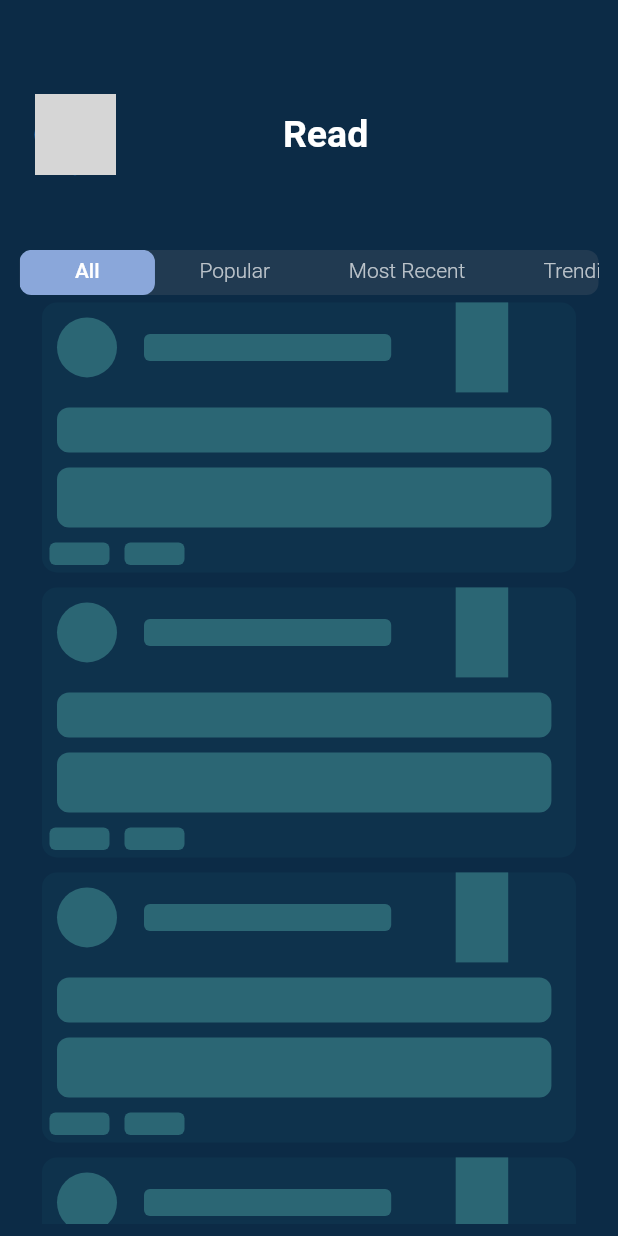
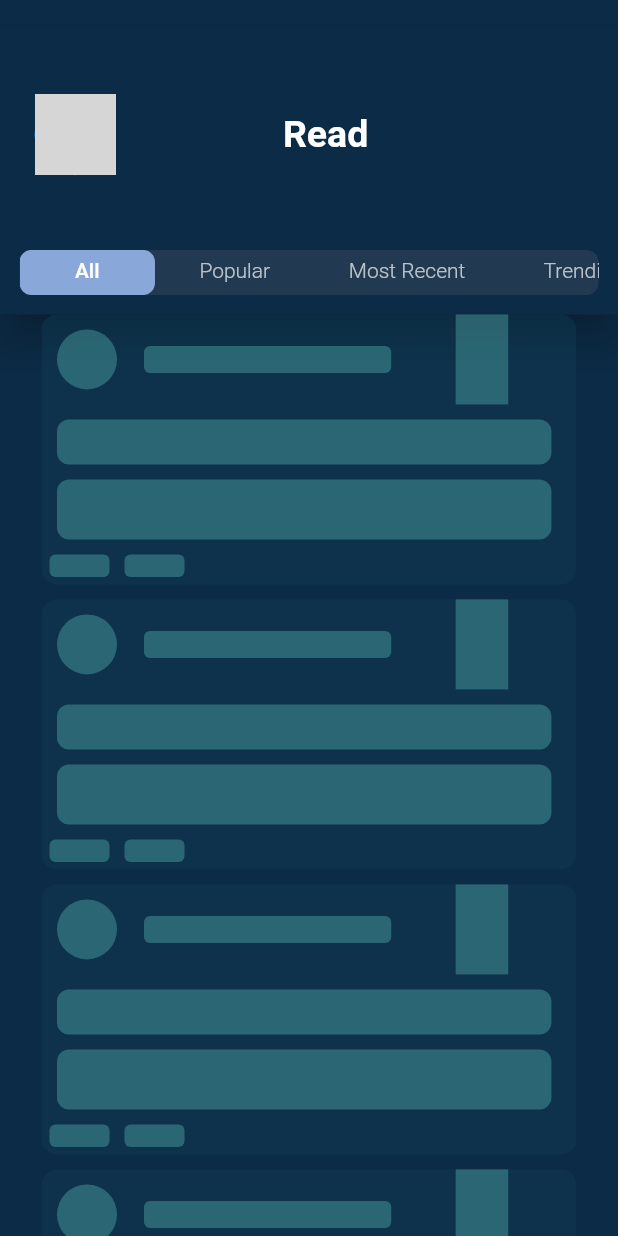
Before and after one commit to mati1yas/mindplex_app, a Flutter app: the LandingPage screen opened directly, on a phone screen of 412 x 824 dp. Run offline on Flutter 3.47's test engine with Material 3 defaults, Android fonts, the phone set to English and light mode, and no system bars; our stand-ins replace animated_splash_screen, another_flushbar, cached_network_image, dio, flutter_cache_manager, flutter_highlight and 14 more; missing offline and left inert: dart:ffi, date_count_down, delta_to_html, flutter_quill, shimmer_effect; accounts and stored records are empty; network calls fail; grey boxes are pictures that could not be loaded.

Commit message:
fix : add elevation to landing page header

```diff
--- a/lib/features/blogs/view/screens/landing_page.dart
+++ b/lib/features/blogs/view/screens/landing_page.dart
@@ -74,13 +74,19 @@ class _LandingPageState extends State<LandingPage>
       // drawer: Drawer(
       //   child: DrawerWidget(),
       // ),
-      body: Padding(
-        padding: const EdgeInsets.all(8.0),
-        child: Column(
+      body: Column(
         children: [
           SizedBox(
             height: 20,
           ),
+          // section for displaying user
+          Material(
+            color: Color(0xFF0c2b46),
+            elevation: 10,
+            child: Padding(
+              padding: const EdgeInsets.all(8.0),
+              child: Column(
+                children: [
                   Container(
                     child: Column(
                       children: [
@@ -99,7 +105,8 @@ class _LandingPageState extends State<LandingPage>
                               Obx(() => Container(
                                     width: width * 0.40,
                                     child: Center(
-                                child: Text(blogsController.landingPageHeader(),
+                                      child: Text(
+                                          blogsController.landingPageHeader(),
                                           style: const TextStyle(
                                               fontWeight: FontWeight.bold,
                                               fontSize: 25,
@@ -153,7 +160,8 @@ class _LandingPageState extends State<LandingPage>
                                 borderRadius: BorderRadius.circular(8),
                               ),
                               child: Obx(
-                          () => blogsController.post_type != 'community_content'
+                                () => blogsController.post_type !=
+                                        'community_content'
                                     ? DefaultTabBar(
                                         blogsController: blogsController,
                                         tabController: _tabController)
@@ -165,9 +173,10 @@ class _LandingPageState extends State<LandingPage>
                           )
                         : SizedBox.shrink(),
                   ),
-
-            // section for displaying user
-
+                ],
+              ),
+            ),
+          ),
           Obx(() {
             return !blogsController.isConnected.value
                 ? noInternetCard(() {
@@ -177,12 +186,17 @@ class _LandingPageState extends State<LandingPage>
                             isIntialLoading) ||
                         blogsController.newPostTypeLoading.value
                     ? Expanded(
+                        child: Padding(
+                          padding: const EdgeInsets.symmetric(horizontal: 8.0),
                           child: ListView.builder(
                             itemCount: 5,
                             itemBuilder: (ctx, inx) => const BlogSkeleton(),
                           ),
+                        ),
                       )
                     : Expanded(
+                        child: Padding(
+                          padding: const EdgeInsets.symmetric(horizontal: 8.0),
                           child: RefreshIndicator(
                             color: Colors.green,
                             onRefresh: () async {
@@ -233,11 +247,11 @@ class _LandingPageState extends State<LandingPage>
                                   }
                                 }),
                           ),
+                        ),
                       );
           })
         ],
       ),
-      ),
     );
   }
 }
```
Lines whose indentation alone changed are shown as unchanged.
